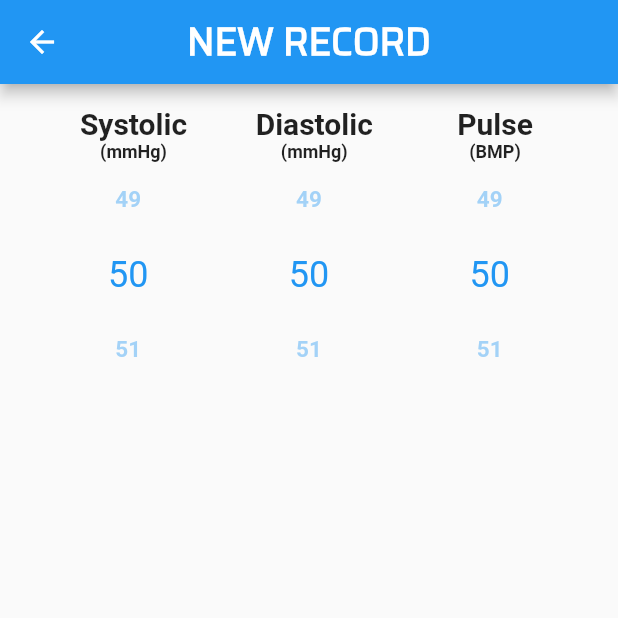
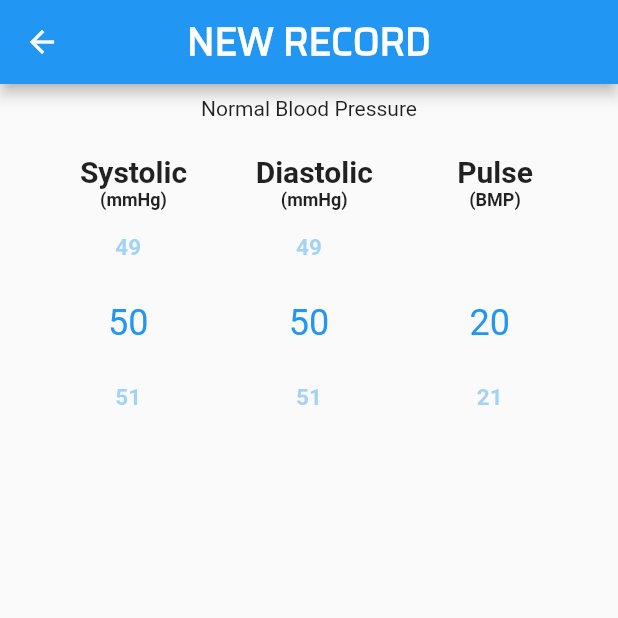
Before and after one commit to farhanyousaf786/blood-pressure-tracker, a Flutter app: the CheckerPage screen opened directly, on a phone screen of 412 x 824 dp, the top half of it. Run offline on Flutter 3.47's test engine with Material 2 defaults, Android fonts, the phone set to English and light mode, and no system bars; drawn by our look-alikes of numberpicker.

Commit message:
blood checker logic added

```diff
--- a/lib/Components/Pulse.dart
+++ b/lib/Components/Pulse.dart
@@ -13,7 +13,7 @@ class Pulse extends StatefulWidget {
 
 class _PulseState extends State<Pulse> {
   //init value of sys meter
-  int _currentIntValue = 50;
+  int _currentIntValue = 20;
 
   @override
   Widget build(BuildContext context) {
--- a/lib/Pages/CheckerPage.dart
+++ b/lib/Pages/CheckerPage.dart
@@ -13,30 +13,70 @@ class CheckerPage extends StatefulWidget {
 class _CheckerPageState extends State<CheckerPage> {
   int _currentSys = 50;
   int _currentDia = 50;
-  int _currentPulse = 50;
+  int _currentPulse = 20;
+  String bloodPressure = "Normal Blood Pressure";
 
   // This function will be passed down to the Child widget.
   void appendDia(int dia) {
     setState(() {
-      this._currentDia = dia;
+      _currentDia = dia;
     });
     print(_currentDia.toString());
+    calculateBloodPressure();
   }
 
   // This function will be passed down to the Child widget.
   void appendPulse(int dia) {
     setState(() {
-      this._currentPulse = dia;
+      _currentPulse = dia;
     });
     print(_currentPulse.toString());
+    calculateBloodPressure();
   }
 
   // This function will be passed down to the Child widget.
   void appendSys(int dia) {
     setState(() {
-      this._currentSys = dia;
+      _currentSys = dia;
     });
     print(_currentSys.toString());
+    calculateBloodPressure();
+  }
+
+  calculateBloodPressure() {
+    print("current stat $bloodPressure");
+
+    if (_currentSys < 120 && _currentDia < 80) {
+      setState(() {
+        bloodPressure = "Normal Blood Pressure";
+      });
+    } else {
+      if (_currentSys > 119 && _currentSys < 130) {
+        if (_currentDia < 80) {
+          setState(() {
+            bloodPressure = "Elevated Blood Pressure";
+          });
+        }
+      }
+
+      if (_currentSys > 129 || _currentDia > 79) {
+        setState(() {
+          bloodPressure = "High Blood Pressure - Stage 1";
+        });
+      }
+
+      if (_currentSys > 139 || _currentDia > 89) {
+        setState(() {
+          bloodPressure = "High Blood Pressure - Stage 2";
+        });
+      }
+
+      if (_currentSys > 180 || _currentDia > 120) {
+        setState(() {
+          bloodPressure = "Dangerously High Blood Pressure";
+        });
+      }
+    }
   }
 
   @override
@@ -44,14 +84,21 @@ class _CheckerPageState extends State<CheckerPage> {
     return Scaffold(
       appBar: AppBar(
         centerTitle: true,
-        title: Text(
+        title: const Text(
           "NEW RECORD",
           style: TextStyle(
               fontSize: 25, fontWeight: FontWeight.bold, fontFamily: 'saira'),
         ),
       ),
       body: Container(
+        child: Column(
+          children: [
+            Center(
                 child: Padding(
+              padding: const EdgeInsets.all(8.0),
+              child: Text(bloodPressure.toString()),
+            )),
+            Padding(
               padding: const EdgeInsets.all(15.0),
               child: Row(
                 mainAxisAlignment: MainAxisAlignment.spaceEvenly,
@@ -61,7 +108,10 @@ class _CheckerPageState extends State<CheckerPage> {
                   Pulse(callback: appendPulse),
                 ],
               ),
-      )),
+            ),
+          ],
+        ),
+      ),
     );
   }
 }
```
Also changed, not shown: lib/Pages/BloodPressureRanges.dart (deleted). Lines whose indentation alone changed are shown as unchanged.
